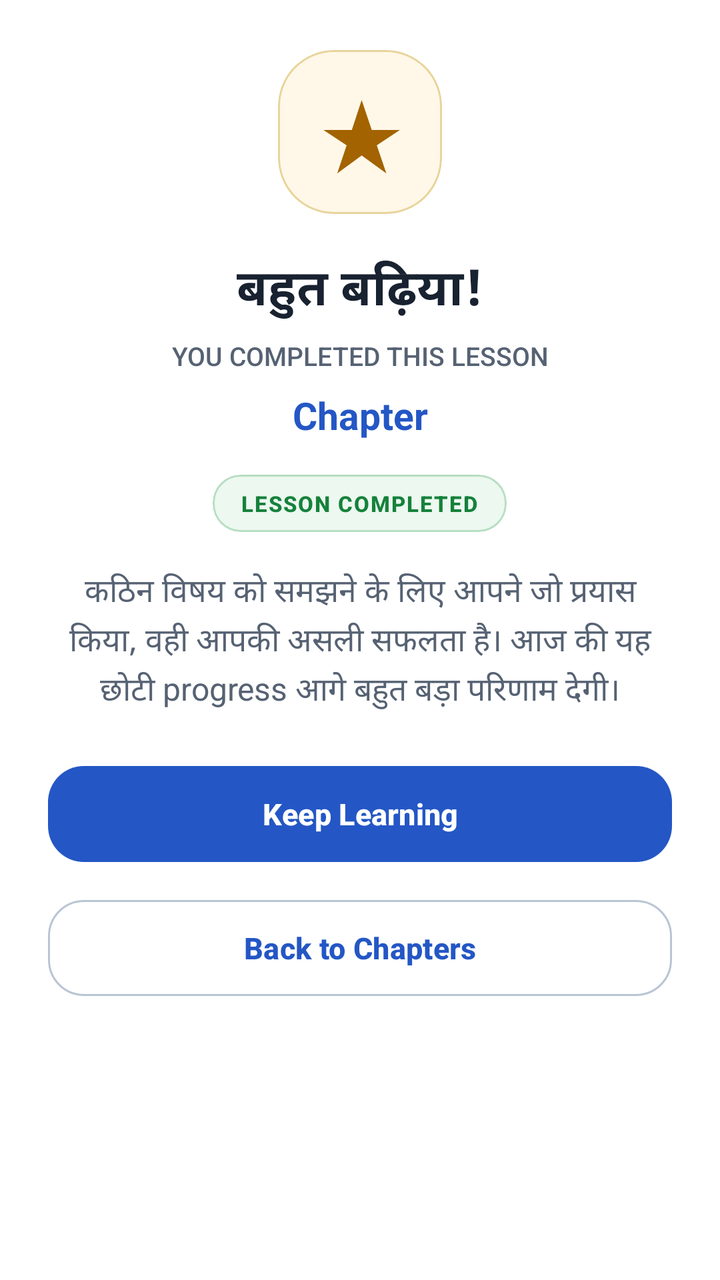
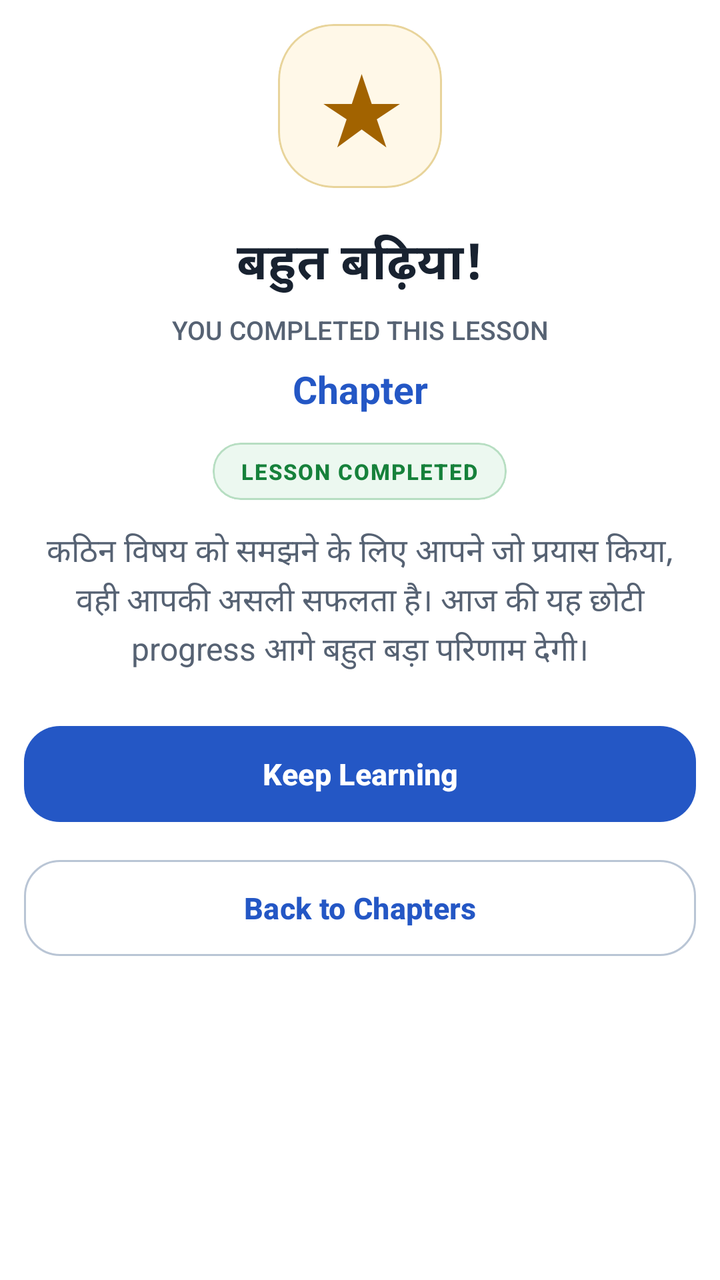

The first picture is an Android layout as it rendered before a commit; the second is the same layout after the commit. The layout source and the unified diff follow.
<!-- AndroidManifest.xml: application theme Theme.StudySaathi -->
<!-- res/layout/dialog_lesson_completed.xml -->
<?xml version="1.0" encoding="utf-8"?>
<LinearLayout xmlns:android="http://schemas.android.com/apk/res/android"
    xmlns:app="http://schemas.android.com/apk/res-auto"
    android:id="@+id/celebrationContent"
    android:layout_width="match_parent"
    android:layout_height="wrap_content"
    android:background="@color/ss_surface"
    android:gravity="center_horizontal"
    android:orientation="vertical"
    android:paddingStart="24dp"
    android:paddingTop="25dp"
    android:paddingEnd="24dp"
    android:paddingBottom="22dp">

    <com.google.android.material.card.MaterialCardView
        android:layout_width="82dp"
        android:layout_height="82dp"
        app:cardBackgroundColor="@color/ss_yellow_soft"
        app:cardCornerRadius="28dp"
        app:cardElevation="0dp"
        app:strokeColor="@color/ss_yellow_border"
        app:strokeWidth="1dp">

        <TextView
            android:id="@+id/textCelebrationStar"
            android:layout_width="match_parent"
            android:layout_height="match_parent"
            android:fontFamily="sans-serif-rounded"
            android:gravity="center"
            android:text="★"
            android:textColor="@color/ss_warning"
            android:textSize="43sp"
            android:textStyle="bold" />

    </com.google.android.material.card.MaterialCardView>

    <TextView
        android:id="@+id/textCelebrationTitle"
        android:layout_width="match_parent"
        android:layout_height="wrap_content"
        android:layout_marginTop="19dp"
        android:fontFamily="sans-serif-rounded"
        android:gravity="center"
        android:text="@string/lesson_celebration_default_title"
        android:textColor="@color/ss_text_primary"
        android:textSize="25sp"
        android:textStyle="bold" />

    <TextView
        android:id="@+id/textCelebrationSubtitle"
        android:layout_width="match_parent"
        android:layout_height="wrap_content"
        android:layout_marginTop="6dp"
        android:fontFamily="sans-serif-medium"
        android:gravity="center"
        android:text="@string/lesson_celebration_subtitle"
        android:textColor="@color/ss_text_secondary"
        android:textSize="13sp" />

    <TextView
        android:id="@+id/textCelebrationChapter"
        android:layout_width="match_parent"
        android:layout_height="wrap_content"
        android:layout_marginTop="8dp"
        android:fontFamily="sans-serif-rounded"
        android:gravity="center"
        android:text="Chapter"
        android:textColor="@color/ss_primary"
        android:textSize="19sp"
        android:textStyle="bold" />

    <com.google.android.material.card.MaterialCardView
        android:layout_width="wrap_content"
        android:layout_height="wrap_content"
        android:layout_marginTop="17dp"
        app:cardBackgroundColor="@color/ss_green_soft"
        app:cardCornerRadius="14dp"
        app:cardElevation="0dp"
        app:strokeColor="@color/ss_green_border"
        app:strokeWidth="1dp">

        <TextView
            android:id="@+id/textCelebrationBadge"
            android:layout_width="wrap_content"
            android:layout_height="wrap_content"
            android:fontFamily="sans-serif-medium"
            android:letterSpacing="0.06"
            android:paddingStart="14dp"
            android:paddingTop="7dp"
            android:paddingEnd="14dp"
            android:paddingBottom="7dp"
            android:text="@string/lesson_completed_badge"
            android:textColor="@color/ss_success"
            android:textSize="11sp"
            android:textStyle="bold" />

    </com.google.android.material.card.MaterialCardView>

    <TextView
        android:id="@+id/textCelebrationMessage"
        android:layout_width="match_parent"
        android:layout_height="wrap_content"
        android:layout_marginTop="18dp"
        android:fontFamily="sans-serif"
        android:gravity="center"
        android:lineSpacingExtra="3dp"
        android:text="@string/lesson_celebration_message_one"
        android:textColor="@color/ss_text_secondary"
        android:textSize="16sp" />

    <com.google.android.material.button.MaterialButton
        android:id="@+id/buttonKeepLearning"
        style="@style/Widget.StudySaathi.Button.Primary"
        android:layout_width="match_parent"
        android:layout_height="wrap_content"
        android:layout_marginTop="22dp"
        android:text="@string/keep_learning"
        android:textAllCaps="false"
        android:textSize="15sp" />

    <com.google.android.material.button.MaterialButton
        android:id="@+id/buttonBackToChapters"
        style="@style/Widget.StudySaathi.Button.Outlined"
        android:layout_width="match_parent"
        android:layout_height="wrap_content"
        android:layout_marginTop="11dp"
        android:text="@string/back_to_chapters"
        android:textAllCaps="false"
        android:textSize="15sp" />

</LinearLayout>
<!-- resources referenced by this layout -->
<resources>
  <color name="ss_green_border">#B7DEC2</color>
  <color name="ss_green_soft">#ECF8F0</color>
  <color name="ss_primary">#2457C5</color>
  <color name="ss_success">#16813B</color>
  <color name="ss_surface">#FFFFFF</color>
  <color name="ss_text_primary">#182230</color>
  <color name="ss_text_secondary">#566273</color>
  <color name="ss_warning">#A26300</color>
  <color name="ss_yellow_border">#E8D49B</color>
  <color name="ss_yellow_soft">#FFF8E8</color>
  <string name="back_to_chapters">Back to Chapters</string>
  <string name="keep_learning">Keep Learning</string>
  <string name="lesson_celebration_default_title">
          बहुत बढ़िया!
      </string>
  <string name="lesson_celebration_message_one">
          कठिन विषय को समझने के लिए आपने जो प्रयास किया, वही आपकी असली सफलता है। आज की यह छोटी progress आगे बहुत बड़ा परिणाम देगी।
      </string>
  <string name="lesson_celebration_subtitle">
          YOU COMPLETED THIS LESSON
      </string>
  <string name="lesson_completed_badge">
          LESSON COMPLETED
      </string>
  <style name="Widget.StudySaathi.Button.Outlined" parent="Widget.Material3.Button.OutlinedButton">
          <item name="cornerRadius">18dp</item>
          <item name="android:minHeight">56dp</item>
          <item name="android:textStyle">bold</item>
          <item name="strokeColor">@color/ss_outline_strong</item>
          <item name="android:textColor">@color/ss_primary</item>
      </style>
  <style name="Widget.StudySaathi.Button.Primary" parent="Widget.Material3.Button">
          <item name="cornerRadius">18dp</item>
          <item name="android:minHeight">56dp</item>
          <item name="android:textStyle">bold</item>
          <item name="backgroundTint">@color/ss_primary</item>
          <item name="android:textColor">@color/ss_on_primary</item>
      </style>
  <color name="ss_outline_strong">#B9C5D5</color>
  <color name="ss_on_primary">#FFFFFF</color>
  <color name="ss_blue_soft">#EAF2FF</color>
  <color name="ss_primary_dark">#173F99</color>
  <color name="ss_secondary">#087F8C</color>
  <color name="ss_on_secondary">#FFFFFF</color>
  <color name="ss_teal_soft">#EAF8F8</color>
  <color name="ss_tertiary">#8A5A00</color>
  <color name="ss_on_tertiary">#FFFFFF</color>
  <color name="ss_background">#F7F9FC</color>
  <color name="ss_surface_soft">#F0F4FA</color>
  <color name="ss_outline">#D6DEE9</color>
  <color name="ss_error">#BA1A1A</color>
  <color name="white">#FFFFFFFF</color>
  <color name="ss_red_soft">#FFF0F0</color>
  <!-- drawable bg_app_soft_mix (drawable) -->
  <?xml version="1.0" encoding="utf-8"?>
  <shape xmlns:android="http://schemas.android.com/apk/res/android"
      android:shape="rectangle">
  
      <gradient
          android:angle="270"
          android:centerColor="#F2FBF3"
          android:endColor="#EEF7FF"
          android:startColor="#FFF2F2"
          android:type="linear" />
  
  </shape>
  <!-- unchanged entries left out for length: 1 -->
</resources>

<!-- the commit's change to res/layout/dialog_lesson_completed.xml (unified diff, before → after) -->
@@ -7,9 +7,9 @@
     android:background="@color/ss_surface"
     android:gravity="center_horizontal"
     android:orientation="vertical"
-    android:paddingStart="24dp"
-    android:paddingTop="25dp"
-    android:paddingEnd="24dp"
+    android:paddingStart="12dp"
+    android:paddingTop="12dp"
+    android:paddingEnd="12dp"
     android:paddingBottom="22dp">
 
     <com.google.android.material.card.MaterialCardView
@@ -72,7 +72,7 @@
     <com.google.android.material.card.MaterialCardView
         android:layout_width="wrap_content"
         android:layout_height="wrap_content"
-        android:layout_marginTop="17dp"
+        android:layout_marginTop="14dp"
         app:cardBackgroundColor="@color/ss_green_soft"
         app:cardCornerRadius="14dp"
         app:cardElevation="0dp"
@@ -100,7 +100,7 @@
         android:id="@+id/textCelebrationMessage"
         android:layout_width="match_parent"
         android:layout_height="wrap_content"
-        android:layout_marginTop="18dp"
+        android:layout_marginTop="14dp"
         android:fontFamily="sans-serif"
         android:gravity="center"
         android:lineSpacingExtra="3dp"
